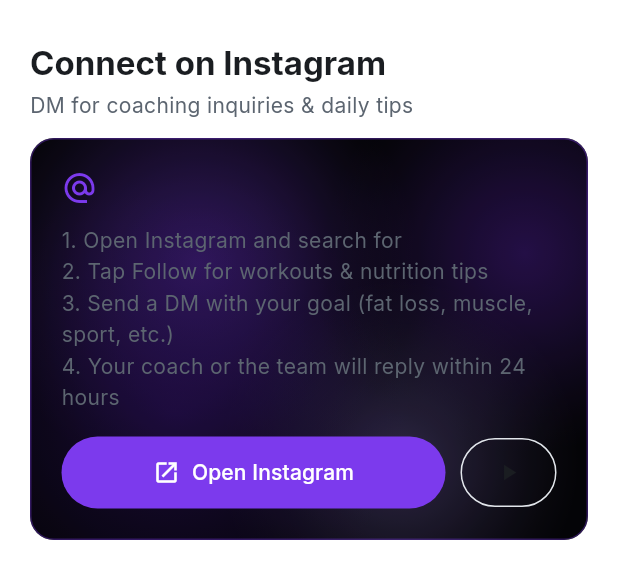
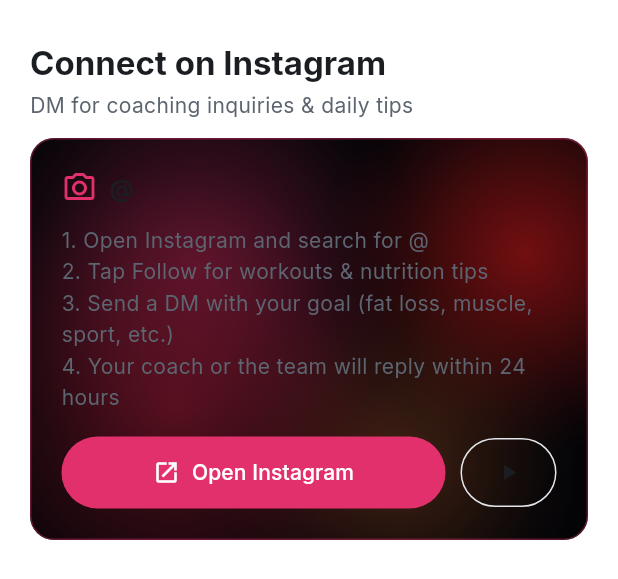
Before and after one commit to atirek-pothiwala/trainer-portfolio, a Flutter app: the InstagramConnectCard widget shown alone on an empty page, opened directly with empty values, on a phone screen of 412 x 824 dp. Shown: the top 579 px of the screen. Run offline on Flutter 3.47's test engine with Material 3 defaults, Android fonts, the phone set to English and light mode, and no system bars; our stand-ins replace cached_network_image, equatable, flutter_bloc, google_fonts; network calls fail.

Commit message:
Use red Instagram mesh on connect card and fix double @ handle
Add instagram mesh palette, camera icon instead of @ glyph, and normalize
handle formatting for display.

```diff
--- /dev/null
+++ b/lib/core/utils/instagram_handle_format.dart
@@ -0,0 +1,5 @@
+/// Normalizes handles like `@user` or `user` for display with a single leading `@`.
+String formatInstagramHandle(String handle) {
+  final bare = handle.trim().replaceFirst(RegExp(r'^@+'), '');
+  return '@$bare';
+}
--- a/lib/core/widgets/animated_instagram_mesh_background.dart
+++ b/lib/core/widgets/animated_instagram_mesh_background.dart
@@ -2,7 +2,9 @@ import 'dart:math' as math;
 
 import 'package:flutter/material.dart';
 
-/// Classic Instagram-style drifting color blobs, tuned for black + violet.
+/// Classic Instagram-style drifting color blobs.
+enum AnimatedMeshPalette { violet, instagram }
+
 class AnimatedInstagramMeshBackground extends StatefulWidget {
   const AnimatedInstagramMeshBackground({
     super.key,
@@ -11,11 +13,13 @@ class AnimatedInstagramMeshBackground extends StatefulWidget {
     this.duration = const Duration(seconds: 12),
     this.vignetteOpacity,
     this.expand = true,
+    this.palette = AnimatedMeshPalette.violet,
   });
 
   final Widget child;
   final BorderRadius borderRadius;
   final Duration duration;
+  final AnimatedMeshPalette palette;
 
   /// Darkens the mesh so foreground text stays readable. Defaults by theme.
   final double? vignetteOpacity;
@@ -66,6 +70,7 @@ class _AnimatedInstagramMeshBackgroundState
                   painter: _MeshPainter(
                     progress: _controller.value,
                     isDark: isDark,
+                    palette: widget.palette,
                   ),
                 );
               },
@@ -86,25 +91,42 @@ class _AnimatedInstagramMeshBackgroundState
 }
 
 class _MeshPainter extends CustomPainter {
-  _MeshPainter({required this.progress, required this.isDark});
+  _MeshPainter({
+    required this.progress,
+    required this.isDark,
+    required this.palette,
+  });
 
   final double progress;
   final bool isDark;
+  final AnimatedMeshPalette palette;
 
   static const _base = Color(0xFF050508);
-  static const _violetDeep = Color(0xFF4C1D95);
-  static const _violetMid = Color(0xFF7C3AED);
-  static const _violetSoft = Color(0xFFA78BFA);
-  static const _violetInk = Color(0xFF2E1065);
+
+  List<Color> get _blobColors => switch (palette) {
+        AnimatedMeshPalette.violet => const [
+            Color(0xFF7C3AED),
+            Color(0xFF4C1D95),
+            Color(0xFFA78BFA),
+            Color(0xFF2E1065),
+          ],
+        AnimatedMeshPalette.instagram => const [
+            Color(0xFFE1306C),
+            Color(0xFFFD1D1D),
+            Color(0xFFF77737),
+            Color(0xFF9B1830),
+          ],
+      };
 
   @override
   void paint(Canvas canvas, Size size) {
     canvas.drawRect(Offset.zero & size, Paint()..color = _base);
 
+    final colors = _blobColors;
     final t = progress * 2 * math.pi;
     final blobs = [
       _Blob(
-        color: _violetMid,
+        color: colors[0],
         opacity: isDark ? 0.55 : 0.42,
         radius: size.shortestSide * 0.55,
         center: Offset(
@@ -113,7 +135,7 @@ class _MeshPainter extends CustomPainter {
         ),
       ),
       _Blob(
-        color: _violetDeep,
+        color: colors[1],
         opacity: isDark ? 0.65 : 0.5,
         radius: size.shortestSide * 0.5,
         center: Offset(
@@ -122,7 +144,7 @@ class _MeshPainter extends CustomPainter {
         ),
       ),
       _Blob(
-        color: _violetSoft,
+        color: colors[2],
         opacity: isDark ? 0.35 : 0.28,
         radius: size.shortestSide * 0.45,
         center: Offset(
@@ -131,7 +153,7 @@ class _MeshPainter extends CustomPainter {
         ),
       ),
       _Blob(
-        color: _violetInk,
+        color: colors[3],
         opacity: isDark ? 0.7 : 0.55,
         radius: size.shortestSide * 0.6,
         center: Offset(
@@ -162,7 +184,9 @@ class _MeshPainter extends CustomPainter {
 
   @override
   bool shouldRepaint(covariant _MeshPainter oldDelegate) {
-    return oldDelegate.progress != progress || oldDelegate.isDark != isDark;
+    return oldDelegate.progress != progress ||
+        oldDelegate.isDark != isDark ||
+        oldDelegate.palette != palette;
   }
 }
 
--- a/lib/features/portfolio/view/widgets/instagram_connect_card.dart
+++ b/lib/features/portfolio/view/widgets/instagram_connect_card.dart
@@ -1,6 +1,7 @@
 import 'package:flutter/material.dart';
 
 import '../../../../core/theme/app_theme_tokens.dart';
+import '../../../../core/utils/instagram_handle_format.dart';
 import '../../../../core/utils/url_launcher_helper.dart';
 import '../../../../core/widgets/animated_instagram_mesh_background.dart';
 import '../../../../data/models/trainer_profile.dart';
@@ -16,6 +17,8 @@ class InstagramConnectCard extends StatelessWidget {
     final tokens = context.tokens;
     final colors = context.colorScheme;
     final isDark = Theme.of(context).brightness == Brightness.dark;
+    final handleLabel = formatInstagramHandle(profile.instagramHandle);
+    final instagram = tokens.instagram;
 
     return Column(
       crossAxisAlignment: CrossAxisAlignment.start,
@@ -28,6 +31,7 @@ class InstagramConnectCard extends StatelessWidget {
           padding: const EdgeInsets.symmetric(horizontal: 20),
           child: AnimatedInstagramMeshBackground(
             expand: false,
+            palette: AnimatedMeshPalette.instagram,
             borderRadius: BorderRadius.circular(16),
             vignetteOpacity: isDark ? 0.35 : 0.12,
             child: Container(
@@ -35,7 +39,7 @@ class InstagramConnectCard extends StatelessWidget {
               decoration: BoxDecoration(
                 borderRadius: BorderRadius.circular(16),
                 border: Border.all(
-                  color: tokens.accent.withValues(alpha: isDark ? 0.45 : 0.35),
+                  color: instagram.withValues(alpha: isDark ? 0.5 : 0.4),
                 ),
               ),
               child: Column(
@@ -44,12 +48,12 @@ class InstagramConnectCard extends StatelessWidget {
                   Row(
                     children: [
                       Icon(
-                        Icons.alternate_email,
-                        color: tokens.accent,
+                        Icons.camera_alt_outlined,
+                        color: instagram,
                       ),
                       const SizedBox(width: 8),
                       Text(
-                        profile.instagramHandle,
+                        handleLabel,
                         style:
                             Theme.of(context).textTheme.titleMedium?.copyWith(
                                   fontWeight: FontWeight.w700,
@@ -60,7 +64,7 @@ class InstagramConnectCard extends StatelessWidget {
                   ),
                   const SizedBox(height: 12),
                   Text(
-                    '1. Open Instagram and search for ${profile.instagramHandle}\n'
+                    '1. Open Instagram and search for $handleLabel\n'
                     '2. Tap Follow for workouts & nutrition tips\n'
                     '3. Send a DM with your goal (fat loss, muscle, sport, etc.)\n'
                     '4. Your coach or the team will reply within 24 hours',
@@ -81,7 +85,7 @@ class InstagramConnectCard extends StatelessWidget {
                           icon: const Icon(Icons.open_in_new, size: 18),
                           label: const Text('Open Instagram'),
                           style: FilledButton.styleFrom(
-                            backgroundColor: tokens.accent,
+                            backgroundColor: instagram,
                             foregroundColor: Colors.white,
                             padding: const EdgeInsets.symmetric(vertical: 14),
                           ),
```
Also changed, not shown: 1 other file.
